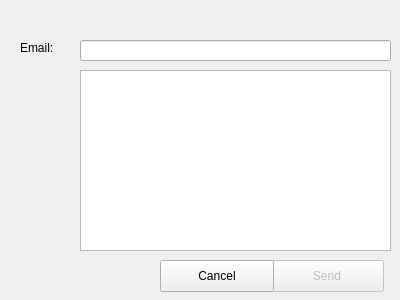
Above: src/client/widgetaddcontactwindow.ui from wayt/Skypy before the change. Below: the same form after it.
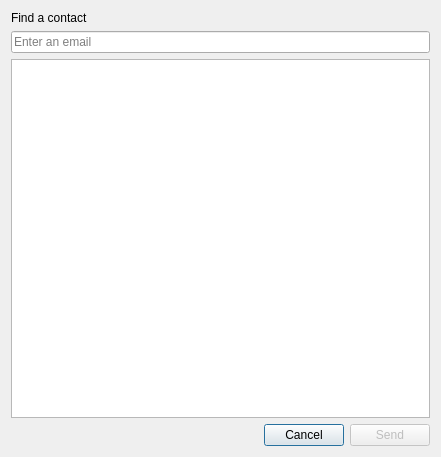
That is the form after the change.

What changed in the file:
```diff
--- a/src/client/widgetaddcontactwindow.ui
+++ b/src/client/widgetaddcontactwindow.ui
@@ -6,75 +6,66 @@
    <rect>
     <x>0</x>
     <y>0</y>
-    <width>400</width>
-    <height>300</height>
+    <width>441</width>
+    <height>457</height>
    </rect>
   </property>
   <property name="windowTitle">
    <string>Dialog</string>
   </property>
-  <widget class="QPushButton" name="_valideButton">
-   <property name="enabled">
-    <bool>false</bool>
-   </property>
-   <property name="geometry">
-    <rect>
-     <x>270</x>
-     <y>260</y>
-     <width>114</width>
-     <height>32</height>
-    </rect>
-   </property>
-   <property name="text">
-    <string>Send</string>
-   </property>
-  </widget>
-  <widget class="QPushButton" name="_cancelButton">
-   <property name="geometry">
-    <rect>
-     <x>160</x>
-     <y>260</y>
-     <width>114</width>
-     <height>32</height>
-    </rect>
-   </property>
-   <property name="text">
-    <string>Cancel</string>
-   </property>
-  </widget>
-  <widget class="QLineEdit" name="_contactEmailInput">
-   <property name="geometry">
-    <rect>
-     <x>80</x>
-     <y>40</y>
-     <width>311</width>
-     <height>21</height>
-    </rect>
-   </property>
-  </widget>
-  <widget class="QLabel" name="label">
-   <property name="geometry">
-    <rect>
-     <x>20</x>
-     <y>40</y>
-     <width>62</width>
-     <height>16</height>
-    </rect>
-   </property>
-   <property name="text">
-    <string>Email:</string>
-   </property>
-  </widget>
-  <widget class="QListWidget" name="_contactResultList">
-   <property name="geometry">
-    <rect>
-     <x>80</x>
-     <y>70</y>
-     <width>311</width>
-     <height>181</height>
-    </rect>
-   </property>
-  </widget>
+  <layout class="QVBoxLayout" name="verticalLayout">
+   <item>
+    <widget class="QLabel" name="label">
+     <property name="text">
+      <string>Find a contact</string>
+     </property>
+    </widget>
+   </item>
+   <item>
+    <widget class="QLineEdit" name="_contactEmailInput">
+     <property name="placeholderText">
+      <string>Enter an email</string>
+     </property>
+    </widget>
+   </item>
+   <item>
+    <widget class="QListWidget" name="_contactResultList"/>
+   </item>
+   <item>
+    <layout class="QHBoxLayout" name="horizontalLayout">
+     <item>
+      <spacer name="horizontalSpacer">
+       <property name="orientation">
+        <enum>Qt::Horizontal</enum>
+       </property>
+       <property name="sizeHint" stdset="0">
+        <size>
+         <width>40</width>
+         <height>20</height>
+        </size>
+       </property>
+      </spacer>
+     </item>
+     <item>
+      <widget class="QPushButton" name="_cancelButton">
+       <property name="text">
+        <string>Cancel</string>
+       </property>
+      </widget>
+     </item>
+     <item>
+      <widget class="QPushButton" name="_valideButton">
+       <property name="enabled">
+        <bool>false</bool>
+       </property>
+       <property name="text">
+        <string>Send</string>
+       </property>
+      </widget>
+     </item>
+    </layout>
+   </item>
+  </layout>
  </widget>
  <resources/>
  <connections/>
```
